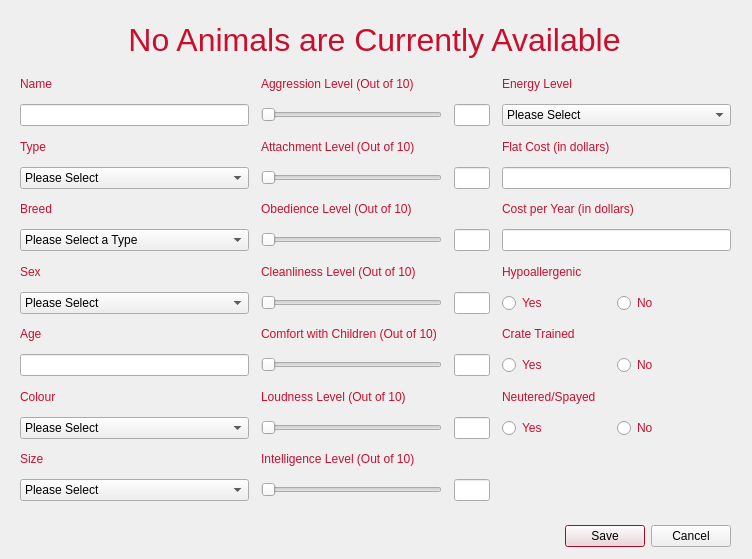
cameronhawtin/Animal-Farm-cuACS, file cuACS/editanimal.ui: the form before one commit.
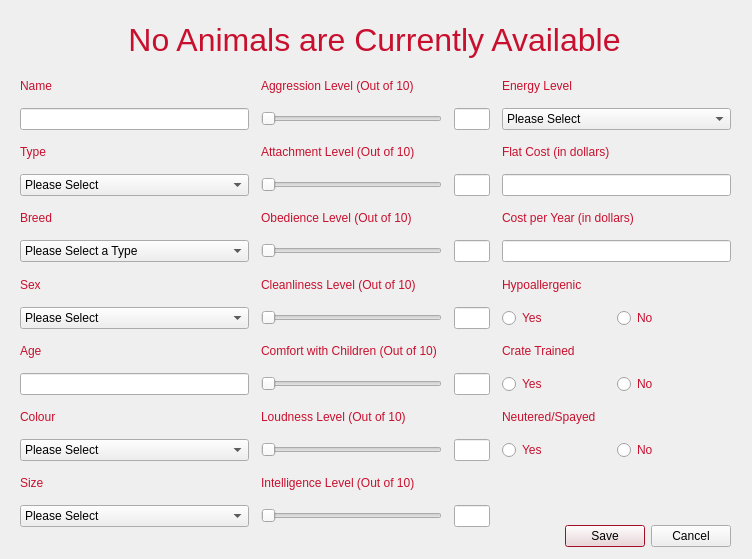
The form after the commit.

Diff of the .ui file:
```diff
--- a/cuACS/editanimal.ui
+++ b/cuACS/editanimal.ui
@@ -137,7 +137,7 @@
      <x>20</x>
      <y>70</y>
      <width>711</width>
-     <height>431</height>
+     <height>457</height>
     </rect>
    </property>
    <layout class="QGridLayout" name="gridLayout_2">
```
Left out of the diff: 32 changed lines with no effect on the pictures.
